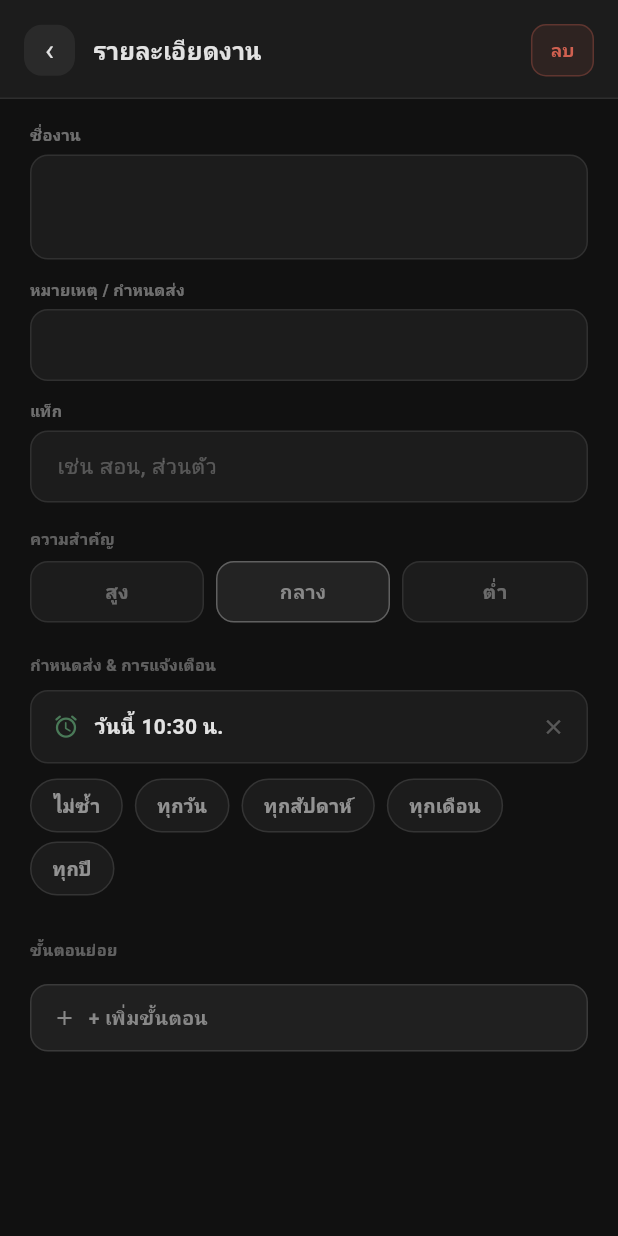
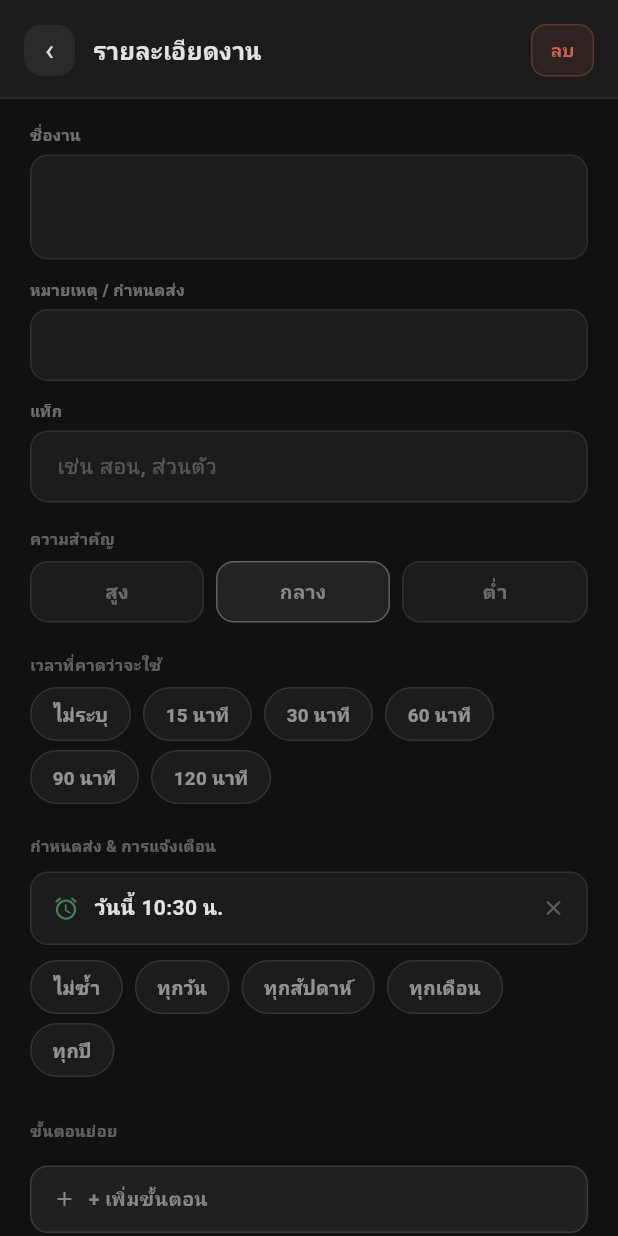
Before and after one commit to pollycode1/MTB, a Flutter app: the TaskDetailScreen screen opened directly with empty values, on a phone screen of 412 x 824 dp. Run offline on Flutter 3.47's test engine with Material 3 defaults, Android fonts, the phone set to English and light mode, and no system bars; our stand-ins replace flutter_local_notifications, google_fonts, shared_preferences, timezone; missing offline and left inert: home_widget; accounts and stored records are empty; Roboto replaces fonts that are missing (Sarabun); statements that could not run were skipped.

Commit message:
feat: estimate vs actual minutes
Tasks can carry estimateMin; marking one done asks for actualMin.
The weekly summary compares total estimated and actual minutes for
tasks finished this week.

Co-Authored-By: Claude Sonnet 5.5 <noreply@anthropic.com>

```diff
--- a/lib/home_screen.dart
+++ b/lib/home_screen.dart
@@ -308,11 +308,13 @@ class _HomeScreenState extends State<HomeScreen> with TickerProviderStateMixin,
         }
       } else {
         t.doneAt = null;
+        t.actualMin = null;
         NotificationService.scheduleDeadline(t.id, t);
       }
     });
     _saveTasks();
     _updateWidget();
+    if (t.done && t.estimateMin != null) _askActualMinutes(t);
   }
 
   DateTime _nextDeadline(DateTime from, String recurrence) {
--- a/lib/models.dart
+++ b/lib/models.dart
@@ -55,6 +55,8 @@ class TaskItem {
   DateTime? plannedFor; // วันที่เลือกไว้ในแผนเช้า (เทียบเฉพาะวัน)
   bool isFrog;          // งานกบของวัน
   int postponeCount;    // จำนวนครั้งที่ถูกเลื่อน (ดู home_plan.dart / _pickDeadline)
+  int? estimateMin;     // เวลาที่คาดว่าจะใช้ (นาที)
+  int? actualMin;       // เวลาที่ใช้จริง ถามตอนกดเสร็จ ถ้ามี estimateMin
   final List<SubTask> subTasks;
   // รหัสประจำงาน — ใช้เป็น notification id และ key ของ UI แทนลำดับในลิสต์
   final int id;
@@ -89,6 +91,8 @@ class TaskItem {
     this.plannedFor,
     this.isFrog = false,
     this.postponeCount = 0,
+    this.estimateMin,
+    this.actualMin,
     List<SubTask>? subTasks,
   }) : id = id ?? _genId(),
        subTasks = subTasks ?? [];
@@ -115,6 +119,8 @@ class TaskItem {
     'plannedFor': plannedFor?.toIso8601String(),
     'isFrog': isFrog,
     'postponeCount': postponeCount,
+    'estimateMin': estimateMin,
+    'actualMin': actualMin,
     'subTasks': subTasks.map((s) => s.toJson()).toList(),
   };
 
@@ -140,6 +146,8 @@ class TaskItem {
     plannedFor: j['plannedFor'] != null ? DateTime.tryParse(j['plannedFor'] as String) : null,
     isFrog: j['isFrog'] as bool? ?? false,
     postponeCount: j['postponeCount'] as int? ?? 0,
+    estimateMin: (j['estimateMin'] as num?)?.toInt(),
+    actualMin: (j['actualMin'] as num?)?.toInt(),
     subTasks: (j['subTasks'] as List? ?? [])
         .map((s) => SubTask.fromJson(s as Map<String, dynamic>)).toList(),
   );
--- a/lib/task_detail_screen.dart
+++ b/lib/task_detail_screen.dart
@@ -118,6 +118,10 @@ class _TaskDetailScreenState extends State<TaskDetailScreen> {
           const SizedBox(height: 8),
           _priorityRow(),
           const SizedBox(height: 20),
+          _sectionLabel('เวลาที่คาดว่าจะใช้'),
+          const SizedBox(height: 8),
+          _estimateRow(),
+          const SizedBox(height: 20),
           _sectionLabel('กำหนดส่ง & การแจ้งเตือน'),
           const SizedBox(height: 10),
           _deadlineRow(),
@@ -214,6 +218,28 @@ class _TaskDetailScreenState extends State<TaskDetailScreen> {
         ),
       ));
     }));
+  }
+
+  Widget _estimateRow() {
+    const options = <int?>[null, 15, 30, 60, 90, 120];
+    return Wrap(spacing: 8, runSpacing: 6, children: options.map((m) {
+      final active = widget.task.estimateMin == m;
+      return GestureDetector(
+        onTap: () { setState(() => widget.task.estimateMin = m); _save(); },
+        child: AnimatedContainer(
+          duration: const Duration(milliseconds: 180),
+          padding: const EdgeInsets.symmetric(horizontal: 14, vertical: 8),
+          decoration: BoxDecoration(
+            color: active ? kCGreen : kCSurf,
+            borderRadius: BorderRadius.circular(999),
+            border: Border.all(color: active ? kCGreen : kCText.withValues(alpha: .12)),
+          ),
+          child: Text(m == null ? 'ไม่ระบุ' : '$m นาที', style: TextStyle(
+            fontSize: 12.5, fontWeight: FontWeight.w600,
+            color: active ? Colors.white : kCText.withValues(alpha: .6))),
+        ),
+      );
+    }).toList());
   }
 
   Widget _deadlineRow() {
```
Also changed, not shown: lib/home_plan.dart (+46 -0 lines), lib/weekly_summary_screen.dart (+19 -1 lines), 2 other files.
